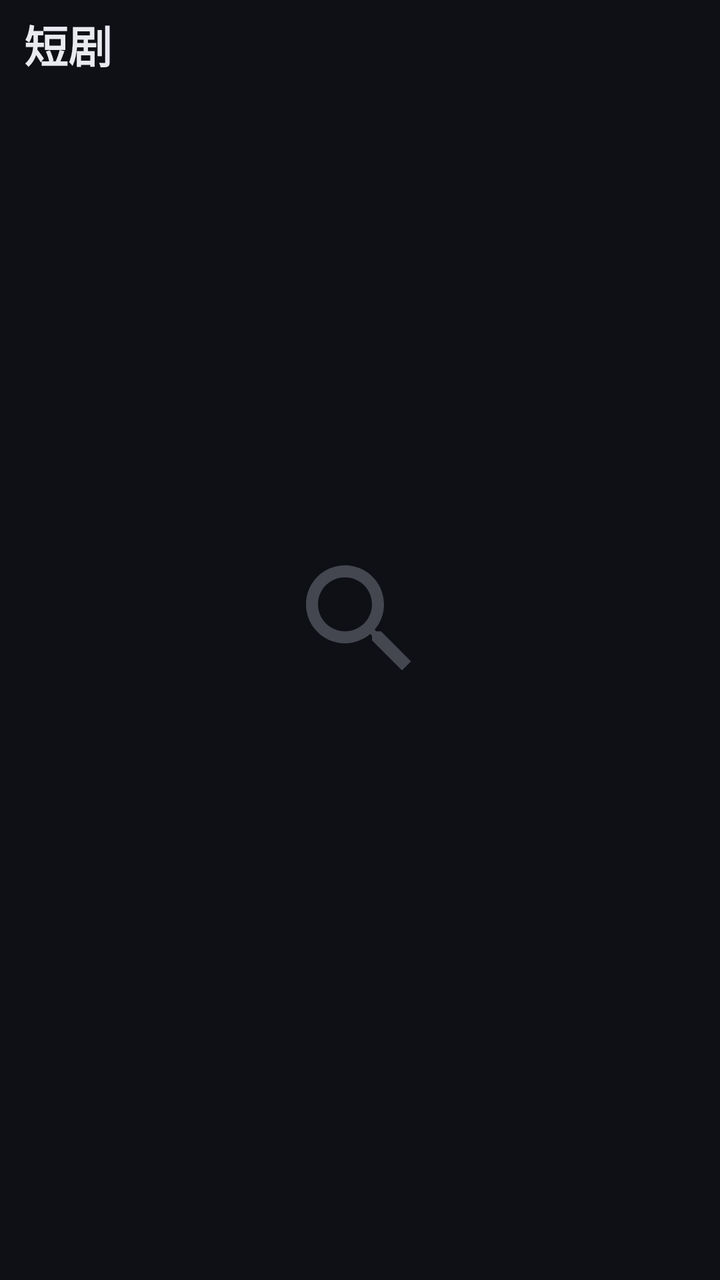
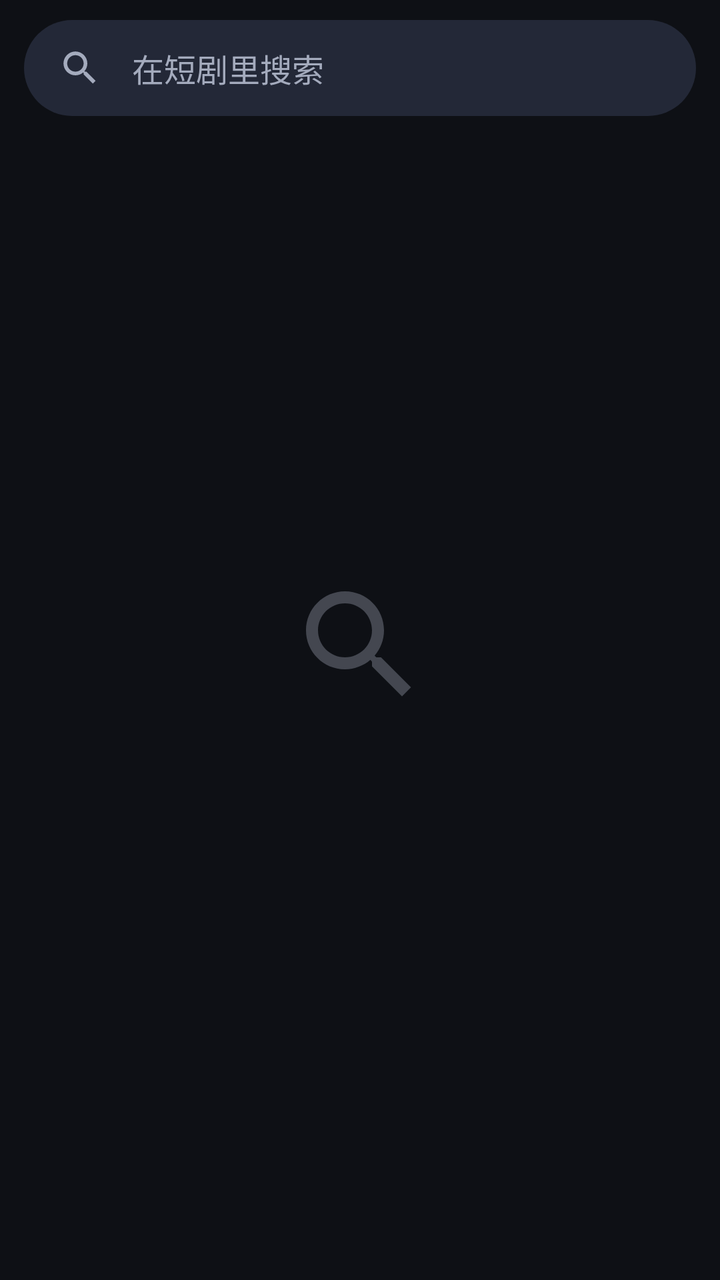

The first picture is an Android layout as it rendered before a commit; the second is the same layout after the commit. The layout source and the unified diff follow.
<!-- AndroidManifest.xml: application theme Theme.TvPlayer -->
<!-- res/layout/fragment_short.xml -->
<?xml version="1.0" encoding="utf-8"?>
<LinearLayout xmlns:android="http://schemas.android.com/apk/res/android"
    xmlns:app="http://schemas.android.com/apk/res-auto"
    android:layout_width="match_parent"
    android:layout_height="match_parent"
    android:orientation="vertical"
    android:paddingStart="12dp"
    android:paddingTop="6dp"
    android:paddingEnd="12dp">

    <TextView
        android:layout_width="wrap_content"
        android:layout_height="wrap_content"
        android:text="@string/nav_short"
        android:textAppearance="@style/TextAppearance.TvPlayer.Headline" />

    <com.google.android.material.progressindicator.LinearProgressIndicator
        android:id="@+id/progress"
        android:layout_width="match_parent"
        android:layout_height="wrap_content"
        android:layout_marginTop="6dp"
        android:indeterminate="true"
        android:visibility="gone"
        app:trackCornerRadius="1dp"
        app:trackThickness="2dp" />

    <TextView
        android:id="@+id/status"
        android:layout_width="match_parent"
        android:layout_height="wrap_content"
        android:paddingTop="2dp"
        android:paddingBottom="2dp"
        android:textAppearance="@style/TextAppearance.TvPlayer.Caption"
        android:textColor="@color/on_surface_variant"
        android:visibility="gone" />

    <FrameLayout
        android:layout_width="match_parent"
        android:layout_height="0dp"
        android:layout_marginTop="4dp"
        android:layout_weight="1">

        <androidx.recyclerview.widget.RecyclerView
            android:id="@+id/list"
            android:layout_width="match_parent"
            android:layout_height="match_parent"
            android:clipToPadding="false"
            android:descendantFocusability="afterDescendants"
            android:focusable="false"
            android:paddingStart="8dp"
            android:paddingTop="8dp"
            android:paddingEnd="8dp"
            android:paddingBottom="8dp" />

        <include
            android:id="@+id/empty"
            layout="@layout/view_empty" />

    </FrameLayout>

</LinearLayout>
<!-- res/layout/view_empty.xml (included above) -->
<?xml version="1.0" encoding="utf-8"?>
<LinearLayout xmlns:android="http://schemas.android.com/apk/res/android"
    android:layout_width="match_parent"
    android:layout_height="match_parent"
    android:gravity="center"
    android:orientation="vertical"
    android:padding="32dp">

    <ImageView
        android:id="@+id/emptyIcon"
        android:layout_width="72dp"
        android:layout_height="72dp"
        android:alpha="0.35"
        android:contentDescription="@null"
        android:src="@drawable/ic_search"
        app:tint="@color/on_surface_variant"
        xmlns:app="http://schemas.android.com/apk/res-auto" />

    <TextView
        android:id="@+id/emptyTitle"
        android:layout_width="wrap_content"
        android:layout_height="wrap_content"
        android:layout_marginTop="16dp"
        android:textAppearance="@style/TextAppearance.TvPlayer.ItemTitle" />

    <TextView
        android:id="@+id/emptySub"
        android:layout_width="wrap_content"
        android:layout_height="wrap_content"
        android:layout_marginTop="6dp"
        android:gravity="center"
        android:textAppearance="@style/TextAppearance.TvPlayer.Body"
        android:textColor="@color/on_surface_variant" />

</LinearLayout>
<!-- resources referenced by this layout -->
<resources>
  <color name="on_surface_variant">#A4ABBD</color>
  <string name="nav_short">短剧</string>
  <style name="TextAppearance.TvPlayer.Body" parent="TextAppearance.Material3.BodyMedium">
          <item name="android:textSize">14sp</item>
          <item name="android:textColor">@color/on_surface</item>
      </style>
  <style name="TextAppearance.TvPlayer.Caption" parent="TextAppearance.Material3.BodySmall">
          <item name="android:textSize">12sp</item>
          <item name="android:textColor">@color/on_surface_variant</item>
      </style>
  <style name="TextAppearance.TvPlayer.Headline" parent="TextAppearance.Material3.TitleLarge">
          <item name="android:textSize">22sp</item>
          <item name="android:textStyle">bold</item>
          <item name="android:textColor">@color/on_surface</item>
      </style>
  <style name="TextAppearance.TvPlayer.ItemTitle" parent="TextAppearance.Material3.TitleMedium">
          <item name="android:textSize">16sp</item>
          <item name="android:textColor">@color/on_surface</item>
      </style>
  <color name="on_surface">#E8EAF0</color>
  <color name="accent">#6EA8FF</color>
  <color name="accent_container">#1E3B6B</color>
  <color name="surface_high">#1F2330</color>
  <color name="surface">#161923</color>
  <color name="surface_variant">#232837</color>
  <color name="outline">#363C50</color>
  <color name="bg">#0E1015</color>
  <style name="Widget.TvPlayer.Nav" parent="Widget.Material3.BottomNavigationView">
          <item name="backgroundTint">@color/surface</item>
          <item name="itemActiveIndicatorStyle">@style/Widget.TvPlayer.NavIndicator</item>
          <item name="elevation">0dp</item>
      </style>
  <style name="Widget.TvPlayer.NavRail" parent="Widget.Material3.NavigationRailView">
          <item name="backgroundTint">@color/surface</item>
          <item name="itemActiveIndicatorStyle">@style/Widget.TvPlayer.NavRailIndicator</item>
          <item name="itemIconTint">@color/nav_item</item>
          <item name="itemTextColor">@color/nav_item</item>
          <item name="elevation">0dp</item>
      </style>
  <style name="Animation.TvPlayer.Page" parent="@android:style/Animation.Activity">
          <item name="android:activityOpenEnterAnimation">@anim/page_enter</item>
          <item name="android:activityOpenExitAnimation">@anim/page_stay</item>
          <item name="android:activityCloseEnterAnimation">@anim/page_stay</item>
          <item name="android:activityCloseExitAnimation">@anim/page_exit</item>
      </style>
  <style name="Widget.TvPlayer.NavIndicator" parent="Widget.Material3.BottomNavigationView.ActiveIndicator">
          <item name="android:color">@color/accent_container</item>
      </style>
  <style name="Widget.TvPlayer.NavRailIndicator" parent="Widget.Material3.NavigationRailView.ActiveIndicator">
          <item name="android:color">@color/accent_container</item>
      </style>
  <!-- unchanged entries left out for length: 3 -->
</resources>

<!-- the commit's change to res/layout/fragment_short.xml (unified diff, before → after) -->
@@ -5,14 +5,80 @@
     android:layout_height="match_parent"
     android:orientation="vertical"
     android:paddingStart="12dp"
-    android:paddingTop="6dp"
+    android:paddingTop="8dp"
     android:paddingEnd="12dp">
 
-    <TextView
-        android:layout_width="wrap_content"
+    <LinearLayout
+        android:layout_width="match_parent"
+        android:layout_height="48dp"
+        android:layout_marginTop="2dp"
+        android:background="@drawable/bg_search_pill"
+        android:gravity="center_vertical"
+        android:orientation="horizontal"
+        android:paddingStart="4dp">
+
+        <ImageView
+            android:id="@+id/shortSearchIcon"
+            android:layout_width="48dp"
+            android:layout_height="48dp"
+            android:background="?attr/selectableItemBackgroundBorderless"
+            android:contentDescription="@string/nav_search"
+            android:padding="13dp"
+            android:src="@drawable/ic_search"
+            app:tint="@color/on_surface_variant" />
+
+        <EditText
+            android:id="@+id/shortQuery"
+            android:layout_width="0dp"
+            android:layout_height="match_parent"
+            android:layout_marginStart="2dp"
+            android:layout_weight="1"
+            android:background="@null"
+            android:hint="在短剧里搜索"
+            android:imeOptions="actionSearch"
+            android:importantForAutofill="no"
+            android:inputType="text"
+            android:maxLines="1"
+            android:textColor="@color/on_surface"
+            android:textColorHint="@color/on_surface_variant"
+            android:textSize="16sp" />
+
+        <ImageButton
+            android:id="@+id/shortPhoneInput"
+            android:layout_width="48dp"
+            android:layout_height="48dp"
+            android:background="?attr/selectableItemBackgroundBorderless"
+            android:contentDescription="用手机输入"
+            android:src="@drawable/ic_phone"
+            android:visibility="gone"
+            app:tint="@color/on_surface_variant" />
+
+        <ImageButton
+            android:id="@+id/shortClear"
+            android:layout_width="48dp"
+            android:layout_height="48dp"
+            android:background="?attr/selectableItemBackgroundBorderless"
+            android:contentDescription="清除"
+            android:src="@drawable/ic_clear"
+            android:visibility="gone"
+            app:tint="@color/on_surface_variant" />
+
+    </LinearLayout>
+
+    <HorizontalScrollView
+        android:layout_width="match_parent"
         android:layout_height="wrap_content"
-        android:text="@string/nav_short"
-        android:textAppearance="@style/TextAppearance.TvPlayer.Headline" />
+        android:layout_marginTop="6dp"
+        android:scrollbars="none">
+
+        <com.google.android.material.chip.ChipGroup
+            android:id="@+id/topics"
+            android:layout_width="wrap_content"
+            android:layout_height="wrap_content"
+            app:chipSpacingVertical="0dp"
+            app:singleLine="true" />
+
+    </HorizontalScrollView>
 
     <com.google.android.material.progressindicator.LinearProgressIndicator
         android:id="@+id/progress"
@@ -33,6 +99,22 @@
         android:textAppearance="@style/TextAppearance.TvPlayer.Caption"
         android:textColor="@color/on_surface_variant"
         android:visibility="gone" />
+
+    <HorizontalScrollView
+        android:id="@+id/shortFilterBox"
+        android:layout_width="match_parent"
+        android:layout_height="wrap_content"
+        android:scrollbars="none"
+        android:visibility="gone">
+
+        <com.google.android.material.chip.ChipGroup
+            android:id="@+id/shortFilters"
+            android:layout_width="wrap_content"
+            android:layout_height="wrap_content"
+            app:chipSpacingVertical="0dp"
+            app:singleLine="true" />
+
+    </HorizontalScrollView>
 
     <FrameLayout
         android:layout_width="match_parent"
<!-- resource entries referenced after the edit -->
@@ -1,7 +1,36 @@
 <!-- resources referenced by this layout -->
 <resources>
   <color name="on_surface_variant">#A4ABBD</color>
-  <string name="nav_short">短剧</string>
+  <!-- drawable bg_search_pill (drawable) -->
+  <?xml version="1.0" encoding="utf-8"?>
+  <shape xmlns:android="http://schemas.android.com/apk/res/android">
+      <solid android:color="@color/surface_variant" />
+      <corners android:radius="28dp" />
+  </shape>
+  <!-- drawable ic_clear (drawable) -->
+  <?xml version="1.0" encoding="utf-8"?>
+  <vector xmlns:android="http://schemas.android.com/apk/res/android"
+      android:width="24dp"
+      android:height="24dp"
+      android:viewportWidth="24"
+      android:viewportHeight="24"
+      android:tint="?attr/colorControlNormal">
+      <path
+          android:fillColor="#FF000000"
+          android:pathData="M19,6.41L17.59,5 12,10.59 6.41,5 5,6.41 10.59,12 5,17.59 6.41,19 12,13.41 17.59,19 19,17.59 13.41,12z" />
+  </vector>
+  <!-- drawable ic_phone (drawable) -->
+  <?xml version="1.0" encoding="utf-8"?>
+  <vector xmlns:android="http://schemas.android.com/apk/res/android"
+      android:width="24dp"
+      android:height="24dp"
+      android:viewportWidth="24"
+      android:viewportHeight="24">
+      <path
+          android:fillColor="#FFFFFFFF"
+          android:pathData="M17,1.01L7,1C5.9,1 5,1.9 5,3v18c0,1.1 0.9,2 2,2h10c1.1,0 2,-0.9 2,-2V3C19,1.9 18.1,1.01 17,1.01zM17,19H7V5h10V19z" />
+  </vector>
+  <string name="nav_search">发现</string>
   <style name="TextAppearance.TvPlayer.Body" parent="TextAppearance.Material3.BodyMedium">
           <item name="android:textSize">14sp</item>
           <item name="android:textColor">@color/on_surface</item>
@@ -9,11 +38,6 @@
   <style name="TextAppearance.TvPlayer.Caption" parent="TextAppearance.Material3.BodySmall">
           <item name="android:textSize">12sp</item>
           <item name="android:textColor">@color/on_surface_variant</item>
-      </style>
-  <style name="TextAppearance.TvPlayer.Headline" parent="TextAppearance.Material3.TitleLarge">
-          <item name="android:textSize">22sp</item>
-          <item name="android:textStyle">bold</item>
-          <item name="android:textColor">@color/on_surface</item>
       </style>
   <style name="TextAppearance.TvPlayer.ItemTitle" parent="TextAppearance.Material3.TitleMedium">
           <item name="android:textSize">16sp</item>
